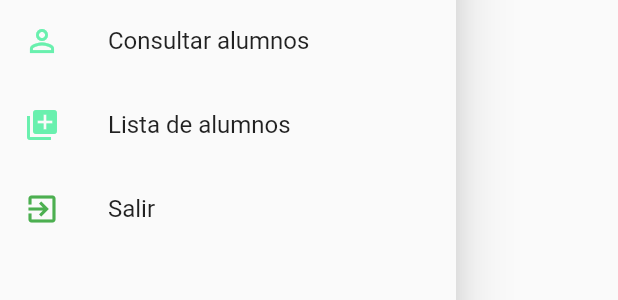
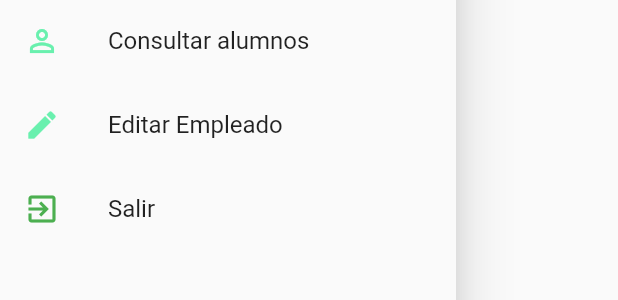
Before and after one commit to MOSHTAQABDUH/Flutter-App-FingerPrintSystem, a Flutter app: the MenuWidget widget shown alone on an empty page, opened directly, on a phone screen of 412 x 824 dp. Shown: the part 423-723 px from the top of the screen. Run offline on Flutter 3.47's test engine with Material 2 defaults, Android fonts, the phone set to English and light mode, and no system bars; network calls fail; statements that could not run were skipped.

Commit message:
Editar la lista empleados, no jala

```diff
--- /dev/null
+++ b/lib/src/pages/editar_empleado.dart
@@ -0,0 +1,160 @@
+import 'package:flutter/material.dart';
+import 'package:pruebalogin2/src/models/empleado_model.dart';
+import 'package:pruebalogin2/src/providers/empleados_provider.dart';
+import 'package:pruebalogin2/src/widgets/menu_widget.dart';
+
+class EditarEmpleadoPage extends StatefulWidget {
+
+  @override
+  _EditarEmpleadoPageState createState() => _EditarEmpleadoPageState();
+}
+
+class _EditarEmpleadoPageState extends State<EditarEmpleadoPage> {
+
+  TextEditingController controllerNoEmpleado = new TextEditingController();
+  TextEditingController controllerEmpleado = new TextEditingController();
+  TextEditingController controllerCorreo = new TextEditingController();
+  TextEditingController controllerTelefono = new TextEditingController();
+
+
+  final empleadoProvider = new EmpleadosProvider();
+  EmpleadoModel empleado = new EmpleadoModel();
+
+//Método que se llama cada vez que se crea la clase
+@override
+  void initState() {
+    // TODO: implement initState
+    super.initState();
+    //Obtener el objeto empleado, enviado como argumento desde la DataTable
+    empleado = ModalRoute.of(context).settings.arguments;
+
+  }
+
+//Método que se llama después del initState al crearse la clase y sus widgets
+@override
+  void didChangeDependencies() {
+    // TODO: implement didChangeDependencies
+    super.didChangeDependencies();
+    //Llamado al método para cargar los datos del empleado al formulario
+    _cargaDatosEmpleado();
+  }
+
+
+
+  @override
+  Widget build(BuildContext context) {
+
+    return new Scaffold(
+      appBar: new AppBar(
+        title: new Text("Editar empleado"),
+      ),
+      drawer: MenuWidget(),
+      body: Form(
+        child: Padding(
+          padding: const EdgeInsets.all(10.0),
+          child: ListView(
+            children: <Widget>[
+              new Column(
+                children: <Widget>[
+                  new ListTile(
+                    leading: const Icon(Icons.format_list_numbered, color: Colors.black),
+                    title: new TextFormField(
+                    controller: controllerNoEmpleado,
+                    keyboardType: TextInputType.number,
+                    decoration: new InputDecoration(
+                        hintText: "No. empleado", labelText: "No. empleado",
+                      ),
+
+                    ),
+
+
+                  ),
+                  new ListTile(
+                    leading: const Icon(Icons.person, color: Colors.black),
+                    title: new TextFormField(
+                      controller: controllerEmpleado,
+                      decoration: new InputDecoration(
+                        hintText: "Nombre empleado", labelText: "Nombre",
+                      ),
+                    ),
+                  ),
+                  new ListTile(
+                    leading: const Icon(Icons.email, color: Colors.black),
+                    title: new TextFormField(
+                      controller: controllerCorreo,
+                      keyboardType: TextInputType.emailAddress,
+                      decoration: new InputDecoration(
+                        hintText: "Email", labelText: "Email",
+                      ),
+                    ),
+                  ),
+                  new ListTile(
+                    leading: const Icon(Icons.phone, color: Colors.black),
+                    title: new TextFormField(
+                      controller: controllerTelefono,
+                      keyboardType: TextInputType.phone,
+                      decoration: new InputDecoration(
+                        hintText: "Teléfono", labelText: "Teléfono",
+                      ),
+                    ),
+                  ),
+                  new Padding(
+                   padding: const EdgeInsets.all(30.0),
+                 ),
+                 new Row(
+                   mainAxisAlignment: MainAxisAlignment.center,
+                   children: <Widget>[
+                      new RaisedButton(
+                        child: new Text("Actualizar", style: TextStyle(color: Colors.white)),
+                        color: Colors.blueAccent,
+                        shape: new RoundedRectangleBorder(
+                          borderRadius: new BorderRadius.circular(30.0)),
+                        onPressed: () {
+                          _actualizarEmpleado();
+                        },
+                      ),
+                      new SizedBox(width: 10.0),
+                      new RaisedButton(
+                        child: new Text("Regresar", style: TextStyle(color: Colors.white)),
+                        color: Colors.blueAccent,
+                        shape: new RoundedRectangleBorder(
+                          borderRadius: new BorderRadius.circular(30.0)),
+                        onPressed: () {
+                          Navigator.pushReplacementNamed(context, 'listaEmpleados');
+                        },
+                      )
+                   ],
+                 )
+                ],
+              ),
+            ],
+          ),
+        ),
+      ),
+    );
+
+  }
+
+  void _cargaDatosEmpleado() {
+    //Vaciar el contenido del objeto empleado al formulario de edición
+    controllerNoEmpleado.text = empleado.noEmpleado;
+    controllerEmpleado.text = empleado.nombre;
+    controllerCorreo.text = empleado.email;
+    controllerTelefono.text = empleado.telefono;
+  }
+
+  void _actualizarEmpleado() {
+    //Vaciar el contenido de los inputText a la clase empleadoModel
+    empleado.noEmpleado = controllerNoEmpleado.text;
+    empleado.nombre = controllerEmpleado.text;
+    empleado.email = controllerCorreo.text;
+    empleado.telefono = controllerTelefono.text;
+
+    //Llamado al método para editarEmpleado
+    final resp = empleadoProvider.editarEmpleado(empleado);
+
+    print(resp);
+
+  }
+
+}
--- a/lib/src/providers/empleados_provider.dart
+++ b/lib/src/providers/empleados_provider.dart
@@ -1,37 +1,139 @@
 import 'package:http/http.dart' as http;
+import 'dart:convert';
 import 'package:pruebalogin2/src/models/empleado_model.dart';
 
-class EmpleadosProvider{
+
+
+
+class EmpleadosProvider {
 
   final String _url = 'http://192.168.1.74/empleados';
 
-//Metodo para registrar un empleado
 
-Future<bool> registrarEmpleado(EmpleadoModel empleado) async {
+  Future<bool> registrarEmpleado( EmpleadoModel empleado ) async {
+
     final url = '$_url/empleados.php';
 
     final map = Map<String, dynamic>();
-
     map['action'] = 'ADD_EMP';
     map['noEmpleado'] = empleado.noEmpleado;
     map['nombre'] = empleado.nombre;
     map['email'] = empleado.email;
     map['telefono'] = empleado.telefono;
 
-final resp = await http.post(url, body:map);
 
-//verifiar si accedio a la pagina
+    final resp = await http.post( url, body: map);//empleadoToJson(empleado) );
+
+    print(empleadoToJson(empleado) );
+    print(empleado.noEmpleado);
+    print(resp.statusCode);
+    print(resp.body);
 
     if (resp.statusCode == 200) {
-  if(resp.body == 'success')
+      if (resp.body == 'success')
         return true;
       else
         return false;
+    } else {
+       return false;
+    }
 
+
+  }
+
+  Future<bool> editarEmpleado( EmpleadoModel empleado ) async {
+
+    final url = '$_url/empleados.php';
+
+    final map = Map<String, dynamic>();
+    map['action'] = 'UPDATE_EMP';
+    map['noEmpleado'] = empleado.noEmpleado;
+    map['nombre'] = empleado.nombre;
+    map['email'] = empleado.email;
+    map['telefono'] = empleado.telefono;
+
+
+    final resp = await http.post( url, body: map);//empleadoToJson(empleado) );
+
+
+    if (resp.statusCode == 200) {
+      if (resp.body == 'success')
+        return true;
+      else
+        return false;
     } else {
        return false;
     }
 
   }
 
+
+
+  Future<List<EmpleadoModel>> obtenerEmpleados() async {
+
+    final url  = '$_url/empleados.php';
+    final List<EmpleadoModel> empleados = new List();
+
+
+    final map = Map<String, dynamic>();
+    map['action'] = 'GET_ALL';
+
+    final resp = await http.post( url, body: map);
+
+
+    if (resp.statusCode == 200) {
+
+      final decodedData = json.decode(resp.body).cast<Map<String, dynamic>>();
+
+      if ( decodedData == null ) return [];
+
+      /*
+      decodedData.forEach((noEmpleado, empleado){
+        final empleadoTemp = EmpleadoModel.fromJson(empleado);
+        empleados.add( empleadoTemp );
+      });
+
+*/
+
+      return decodedData.map<EmpleadoModel>( (json) => EmpleadoModel.fromJson(json) ).toList();
+
+
+       //return empleados;
+    } else {
+       return [];
     }
+
+
+
+/*
+
+    decodedData.forEach( ( noEmpleado, empleado ){
+
+      final empleadoTemp = EmpleadoModel.fromJson(empleado);
+      empleadoTemp.noEmpleado = noEmpleado;
+
+      empleados.add( empleadoTemp );
+
+    });
+
+  */
+
+  }
+
+
+  Future<int> borrarEmpleado( String id ) async {
+
+    final url  = '$_url/empleados.php';
+    final resp = await http.delete(url);
+
+    print( resp.body );
+
+    return 1;
+  }
+
+  Object empleadoToJson(EmpleadoModel empleado) {}
+
+
+
+
+}
--- a/lib/src/widgets/menu_widget.dart
+++ b/lib/src/widgets/menu_widget.dart
@@ -36,9 +36,9 @@ class MenuWidget extends StatelessWidget {
               onTap: ()=>Navigator.pushReplacementNamed(context, 'TablasAlumnos'),
             ),
             ListTile(
-              leading: Icon(Icons.library_add, color: Colors.greenAccent),
-              title: Text('Lista de alumnos'),
-              onTap: (){},
+              leading: Icon(Icons.edit, color: Colors.greenAccent),
+              title: Text('Editar Empleado'),
+              onTap: ()=>Navigator.pushReplacementNamed(context, 'editarEmpleado'),
             ),
             ListTile(
               leading: Icon(Icons.exit_to_app, color: Colors.green),
```
Also changed, not shown: lib/main.dart (+5 -2 lines), lib/src/pages/lista_empleados.dart (added, +144 -0 lines). Lines whose indentation alone changed are shown as unchanged.
